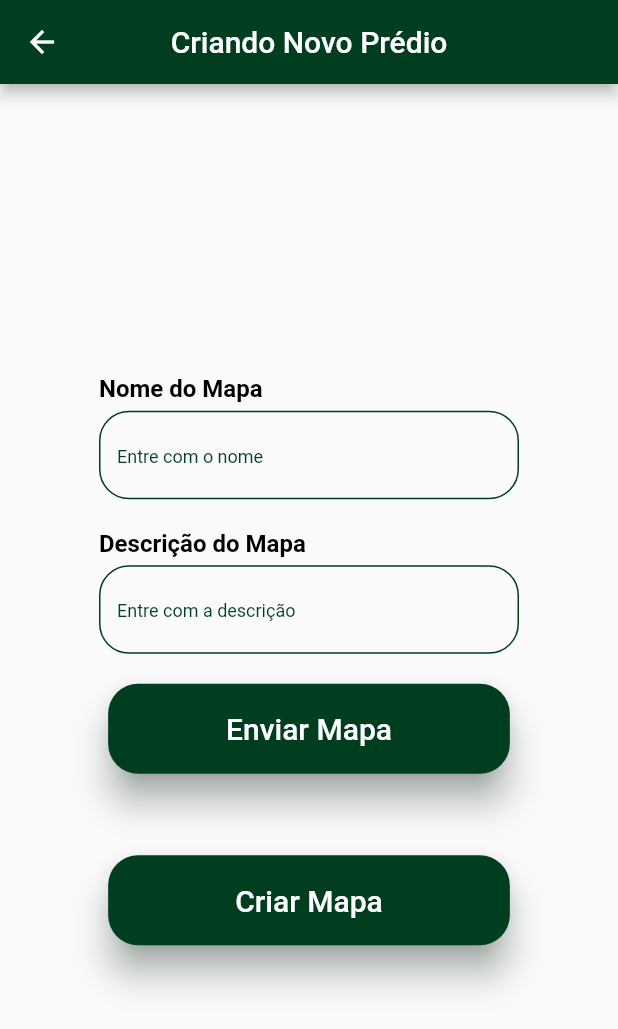
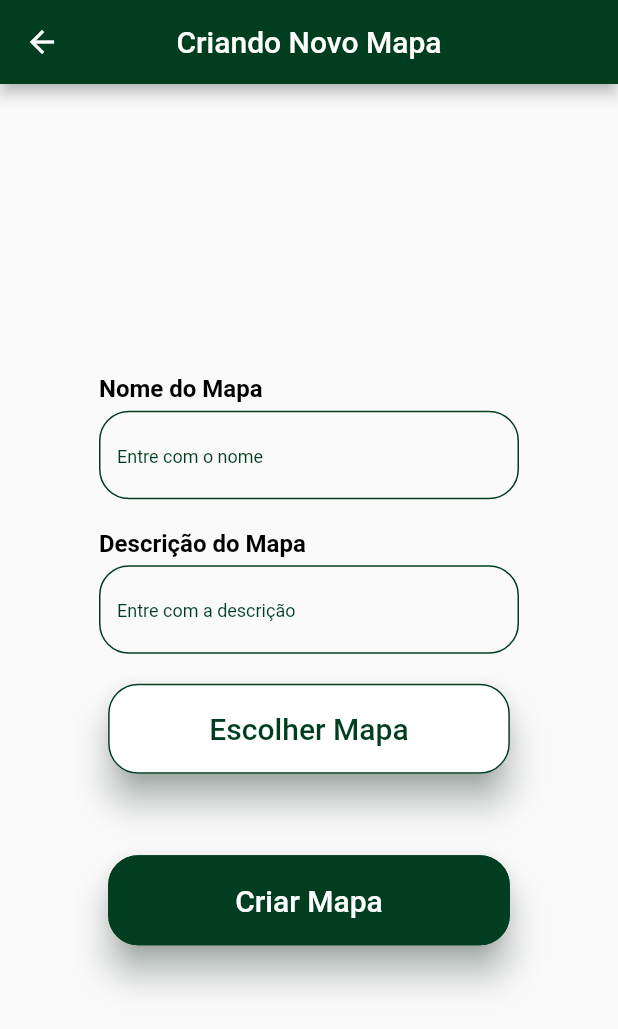
Before and after one commit to marcos-bah/modulo1_deficientes_visuais_proex, a Flutter app: the MapView screen opened directly, on a phone screen of 412 x 824 dp. Shown: the top 1029 px of the screen. Run offline on Flutter 3.47's test engine with Material 2 defaults, Android fonts, the phone set to English and light mode, and no system bars; our stand-ins replace dio, file_picker, firebase_auth, firebase_core, firebase_storage, rx_notifier; accounts and stored records are empty; Roboto replaces fonts that are missing (Manrope).

Commit message:
[ADD] Adicionando envio de mapa para o firebase

```diff
--- a/lib/src/app/app.widget.dart
+++ b/lib/src/app/app.widget.dart
@@ -5,6 +5,7 @@ import 'package:modulo1_deficientes_visuais_proex/src/features/about/about.view.
 import 'package:modulo1_deficientes_visuais_proex/src/features/create-account/create_account.view.dart';
 import 'package:modulo1_deficientes_visuais_proex/src/features/edit-account/edit_account.view.dart';
 import 'package:modulo1_deficientes_visuais_proex/src/features/login/login.view.dart';
+import 'package:modulo1_deficientes_visuais_proex/src/features/maps/map.view.dart';
 import 'package:modulo1_deficientes_visuais_proex/src/features/organization/organization.view.dart';
 import 'package:modulo1_deficientes_visuais_proex/src/features/recovery-password/recovery_password.view.dart';
 
@@ -30,6 +31,7 @@ class AppWidget extends StatelessWidget {
         "/about": (context) => AboutView(),
         "/builder": (context) => BuilderView(),
         "/organization": (context) => OrganizationView(),
+        "/map": (context) => MapView(),
       },
     );
   }
--- a/lib/src/features/maps/map.view.dart
+++ b/lib/src/features/maps/map.view.dart
@@ -21,7 +21,7 @@ class _MapViewState extends State<MapView> {
     Size size = MediaQuery.of(context).size;
     return Scaffold(
       appBar: AppBar(
-        title: Text("Criando Novo Prédio"),
+        title: Text("Criando Novo Mapa"),
         centerTitle: true,
         backgroundColor: AppColors.primary,
       ),
@@ -57,8 +57,11 @@ class _MapViewState extends State<MapView> {
                     keyboardType: TextInputType.text,
                   ),
                   ButtonSubmitWidget(
-                    textButton: "Enviar Mapa",
-                    onPressed: () {},
+                    textButton: "Escolher Mapa",
+                    onPressed: () {
+                      controller.uploadSource();
+                    },
+                    inversed: true,
                   ),
                   Spacer(
                     flex: 1,
--- a/lib/src/features/shared/button_submit.widget.dart
+++ b/lib/src/features/shared/button_submit.widget.dart
@@ -5,12 +5,14 @@ class ButtonSubmitWidget extends StatefulWidget {
   final String textButton;
   final Function onPressed;
   final double d;
+  final bool inversed;
 
   const ButtonSubmitWidget({
     Key? key,
     required this.textButton,
     required this.onPressed,
     this.d = 0.65,
+    this.inversed = false,
   }) : super(key: key);
   @override
   _ButtonSubmitWidgetState createState() => _ButtonSubmitWidgetState();
@@ -26,18 +28,21 @@ class _ButtonSubmitWidgetState extends State<ButtonSubmitWidget> {
       margin: EdgeInsets.symmetric(vertical: 10),
       child: ElevatedButton(
         style: ElevatedButton.styleFrom(
-          primary: AppColors.primary,
+          primary: widget.inversed ? Colors.white : AppColors.primary,
           shadowColor: AppColors.primary,
           elevation: 10,
           shape: new RoundedRectangleBorder(
             borderRadius: new BorderRadius.circular(20.0),
+            side: BorderSide(
+              color: AppColors.primary,
+            ),
           ),
         ),
         child: Text(
           widget.textButton,
           style: TextStyle(
             fontSize: 20.0,
-            color: Colors.white,
+            color: widget.inversed ? AppColors.primary : Colors.white,
           ),
         ),
         onPressed: () {
--- a/pubspec.yaml
+++ b/pubspec.yaml
@@ -34,6 +34,9 @@ dependencies:
   cloud_firestore: ^2.2.1
   firebase_storage: ^8.1.3
   firebase_auth: ^1.0.0
+
+  provider: ^5.0.0
+  file_picker: ^4.0.0
 
 dev_dependencies:
   flutter_test:
```
Also changed, not shown: lib/src/features/maps/map.controller.dart (+34 -0 lines), pubspec.lock.
